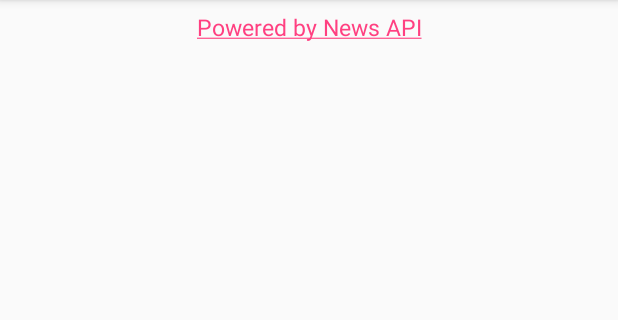
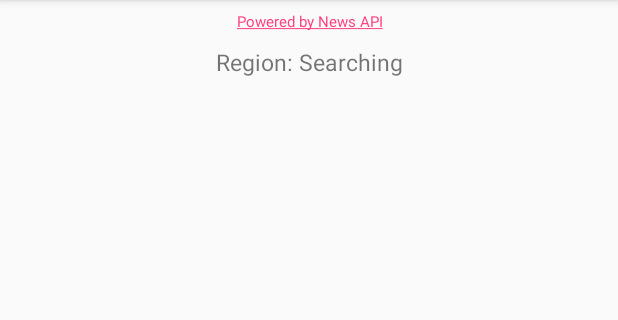
Before and after one commit to Aditya-Sood/LocalNews, an Android app: the screen it shows after launch (MainActivity), on a phone screen of 412 x 824 dp, the part 84-404 px from its top. Run offline under Robolectric (Android 15) with nearby library versions, the light colour scheme and no system bars; our stand-ins replace Volley; network calls fail.

Commit message:
Add supporting files for reverse geocoding

```diff
--- a/app/src/main/AndroidManifest.xml
+++ b/app/src/main/AndroidManifest.xml
@@ -21,6 +21,11 @@
                 <category android:name="android.intent.category.LAUNCHER" />
             </intent-filter>
         </activity>
+
+        <service
+            android:name=".FetchAddressIntentService"
+            android:exported="false"/>
+
     </application>
 
 </manifest>
--- a/app/src/main/res/layout/activity_main.xml
+++ b/app/src/main/res/layout/activity_main.xml
@@ -14,8 +14,18 @@
         android:textAlignment="center"
         android:padding="2dp"
         android:layout_marginTop="5dp"
+        android:textSize="10dp"
+        android:text="Powered by News API" />
+
+    <TextView
+        android:id="@+id/current_region_text_view"
+        android:layout_width="match_parent"
+        android:layout_height="wrap_content"
+        android:textAlignment="center"
+        android:padding="2dp"
+        android:layout_marginTop="5dp"
         android:textSize="15dp"
-        android:text="Powered by News API" />
+        android:text="Region: Searching" />
 
 
     <ListView
```
Also changed, not shown: app/src/main/java/com/example/sood/localnews/Constants.java (added, +18 -0 lines), app/src/main/java/com/example/sood/localnews/FetchAddressIntentService.java (added, +94 -0 lines).
